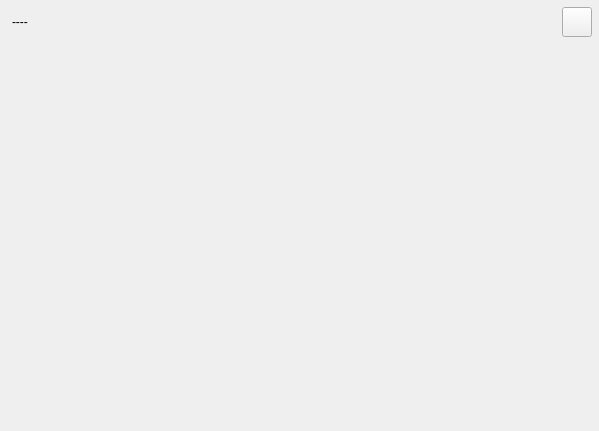
Old version of the form camera.ui in the repository Zyun-Eureka/industrial_PJ.
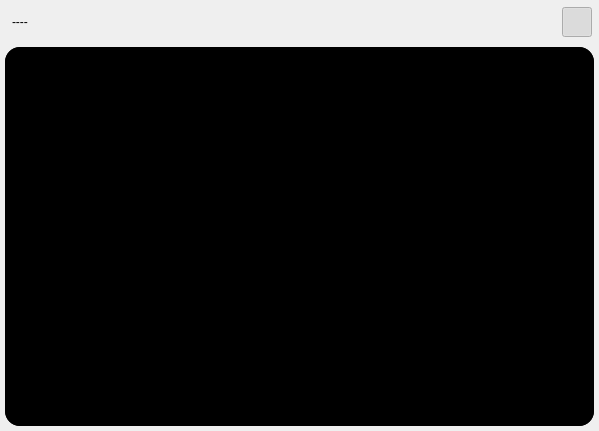
New version of the form. Icons and pictures are not drawn.

The edit to the form file:
```diff
--- a/camera.ui
+++ b/camera.ui
@@ -156,6 +156,9 @@
            <property name="checkable">
             <bool>true</bool>
            </property>
+           <property name="checked">
+            <bool>true</bool>
+           </property>
           </widget>
          </item>
         </layout>
@@ -183,7 +186,7 @@
           <number>0</number>
          </property>
          <property name="topMargin">
-          <number>0</number>
+          <number>5</number>
          </property>
          <property name="rightMargin">
           <number>0</number>
@@ -212,19 +215,41 @@
             <property name="bottomMargin">
              <number>3</number>
             </property>
-            <item row="0" column="0">
-             <widget class="QLabel" name="display">
+            <item row="0" column="1">
+             <widget class="QWidget" name="display" native="true">
               <property name="styleSheet">
-               <string notr="true">color: rgb(255, 255, 255);
-border:0px solid;
-border-radius:3px;</string>
+               <string notr="true">border:0xp solid;
+border-radius:15px;
+background-color: rgb(0, 0, 0);</string>
               </property>
-              <property name="text">
-               <string/>
-              </property>
-              <property name="alignment">
-               <set>Qt::AlignCenter</set>
-              </property>
+              <layout class="QGridLayout" name="gridLayout_2">
+               <property name="leftMargin">
+                <number>0</number>
+               </property>
+               <property name="topMargin">
+                <number>0</number>
+               </property>
+               <property name="rightMargin">
+                <number>0</number>
+               </property>
+               <property name="bottomMargin">
+                <number>0</number>
+               </property>
+               <property name="spacing">
+                <number>0</number>
+               </property>
+               <item row="0" column="0">
+                <widget class="QLabel" name="img">
+                 <property name="styleSheet">
+                  <string notr="true">border:0xp solid;
+border-radius:15px;</string>
+                 </property>
+                 <property name="text">
+                  <string/>
+                 </property>
+                </widget>
+               </item>
+              </layout>
              </widget>
             </item>
            </layout>
```
